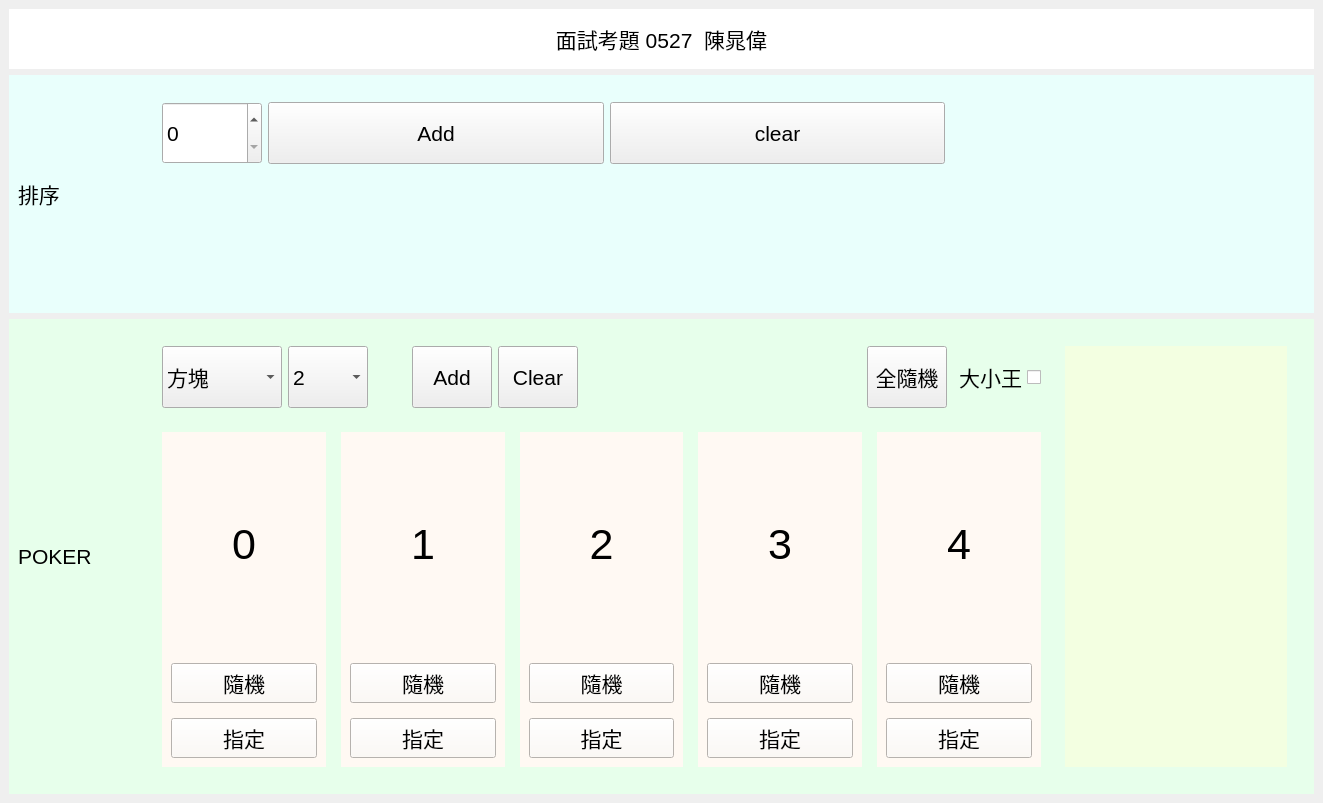
The window that src/widget.ui (roger0816/Demo_To_Bindy) describes before a commit, drawn with Qt 5.
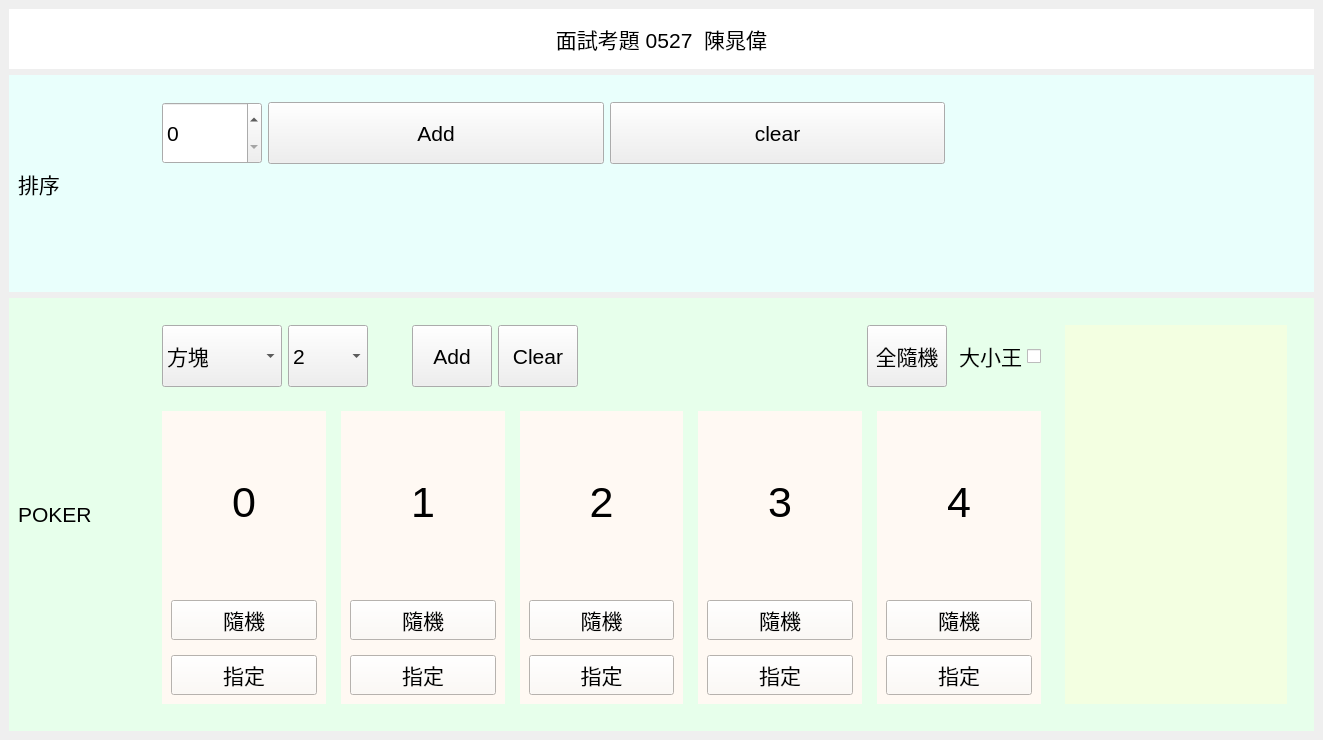
The same window after the commit.

Commit message: modified:   bin/Demo0527.exe 	modified:   src/CClassA.cpp 	modified:   src/CClassA.h 	modified:   src/Makefile 	modified:   src/Makefile.Debug 	modified:   src/Makefile.Release 	modified:   src/widget.cpp 	modified:   src/widget.ui

What changed in the file:
```diff
--- a/src/widget.ui
+++ b/src/widget.ui
@@ -7,7 +7,7 @@
     <x>0</x>
     <y>0</y>
     <width>1323</width>
-    <height>803</height>
+    <height>740</height>
    </rect>
   </property>
   <property name="windowTitle">
```
The commit also changes 7 other files.
